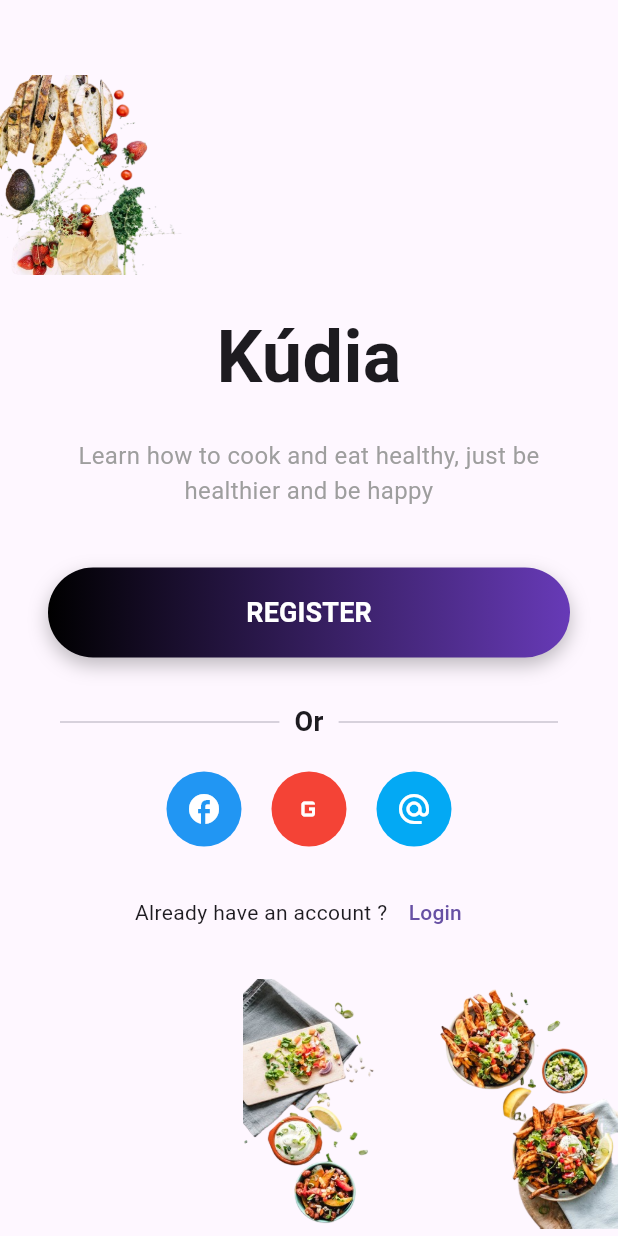
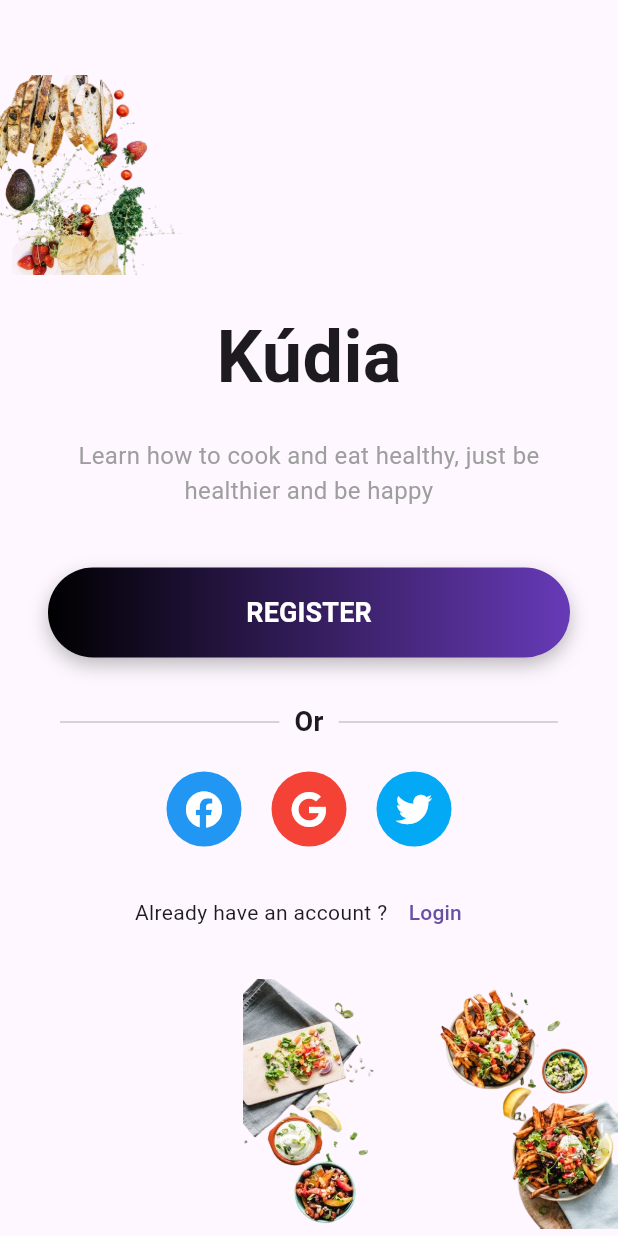
Before and after one commit to danielantonio14/facipay-telas, a Flutter app: the screen it shows after launch, item 5 of the bottom bar chosen, on a phone screen of 412 x 824 dp. Run offline on Flutter 3.47's test engine with Material 3 defaults, Android fonts, the light colour scheme and no system bars; our stand-ins replace font_awesome_flutter; network calls fail; Roboto replaces fonts that are missing (Arial).

Commit message:
fixed social media  icons

```diff
--- a/foo_app/lib/ui/screens/Welcome_screen.dart
+++ b/foo_app/lib/ui/screens/Welcome_screen.dart
@@ -1,4 +1,5 @@
 import 'package:flutter/material.dart';
+import 'package:font_awesome_flutter/font_awesome_flutter.dart';
 
 class WelcomeScreen extends StatelessWidget {
   const WelcomeScreen({Key? key}) : super(key: key);
@@ -103,11 +104,11 @@ class WelcomeScreen extends StatelessWidget {
             Row(
               mainAxisAlignment: MainAxisAlignment.center,
               children: [
-                SocialButton(icon: Icons.facebook, color: Colors.blue),
-                const SizedBox(width: 20),
-                SocialButton(icon: Icons.g_mobiledata, color: Colors.red),
-                const SizedBox(width: 20),
-                SocialButton(icon: Icons.alternate_email, color: Colors.lightBlue),
+                SocialButton(icon: FontAwesomeIcons.facebook, color: Colors.blue),
+    const SizedBox(width: 20),
+    SocialButton(icon: FontAwesomeIcons.google, color: Colors.red),
+    const SizedBox(width: 20),
+    SocialButton(icon: FontAwesomeIcons.twitter, color: Colors.lightBlue),
               ],
             ),
 
--- a/foo_app/pubspec.yaml
+++ b/foo_app/pubspec.yaml
@@ -11,7 +11,7 @@ dependencies:
   flutter:
     sdk: flutter
   cupertino_icons: ^1.0.8
-
+  font_awesome_flutter: ^10.7.0
 dev_dependencies:
   flutter_test:
     sdk: flutter
```
Also changed, not shown: foo_app/pubspec.lock.
